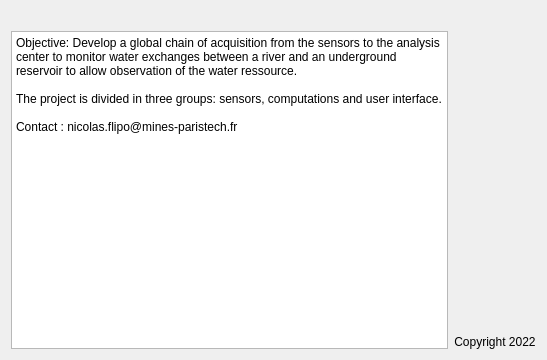
GVigne/Molonaviz, file molonaviz/src/frontend/ui/dialogAboutUs.ui: the form before one commit.
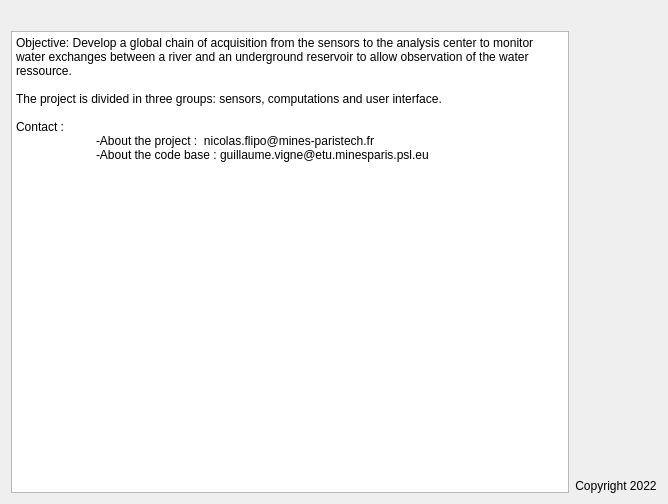
The form after the commit. Icons and pictures are not drawn.

Diff of the .ui file:
```diff
--- a/molonaviz/src/frontend/ui/dialogAboutUs.ui
+++ b/molonaviz/src/frontend/ui/dialogAboutUs.ui
@@ -6,33 +6,17 @@
    <rect>
     <x>0</x>
     <y>0</y>
-    <width>547</width>
-    <height>360</height>
+    <width>668</width>
+    <height>504</height>
    </rect>
   </property>
-  <property name="sizePolicy">
-   <sizepolicy hsizetype="Preferred" vsizetype="Preferred">
-    <horstretch>0</horstretch>
-    <verstretch>0</verstretch>
-   </sizepolicy>
-  </property>
-  <property name="minimumSize">
-   <size>
-    <width>547</width>
-    <height>360</height>
-   </size>
-  </property>
-  <property name="maximumSize">
-   <size>
-    <width>547</width>
-    <height>360</height>
-   </size>
-  </property>
   <property name="windowTitle">
    <string>About Us</string>
   </property>
-  <layout class="QGridLayout" name="gridLayout">
-   <item row="0" column="0" colspan="2">
+  <layout class="QVBoxLayout" name="verticalLayout_5">
+   <item>
+    <layout class="QVBoxLayout" name="verticalLayout">
+     <item>
     <widget class="QLabel" name="labelMines">
      <property name="text">
       <string/>
@@ -42,19 +26,23 @@
      </property>
     </widget>
    </item>
-   <item row="1" column="0">
+     <item>
+      <layout class="QHBoxLayout" name="horizontalLayout">
+       <item>
     <widget class="QPlainTextEdit" name="plainTextEdit">
      <property name="plainText">
       <string>Objective: Develop a global chain of acquisition from the sensors to the analysis center to monitor water exchanges between a river and an underground reservoir to allow observation of the water ressource.
 
 The project is divided in three groups: sensors, computations and user interface.
 
-Contact : nicolas.flipo@mines-paristech.fr</string>
+Contact :
+	-About the project :  nicolas.flipo@mines-paristech.fr
+	-About the code base : guillaume.vigne@etu.minesparis.psl.eu</string>
      </property>
     </widget>
    </item>
-   <item row="1" column="1">
-    <layout class="QVBoxLayout" name="verticalLayout">
+       <item>
+        <layout class="QVBoxLayout" name="verticalLayout_2">
      <item>
       <spacer name="verticalSpacer">
        <property name="orientation">
@@ -79,7 +67,7 @@
       </widget>
      </item>
      <item>
-      <widget class="QLabel" name="label_3">
+          <widget class="QLabel" name="label">
        <property name="text">
         <string>Copyright 2022</string>
        </property>
@@ -87,6 +75,10 @@
         <set>Qt::AlignCenter</set>
        </property>
       </widget>
+         </item>
+        </layout>
+       </item>
+      </layout>
      </item>
     </layout>
    </item>
```
Left out of the diff: 6 changed lines with no effect on the pictures. Lines whose indentation alone changed are shown as unchanged.
